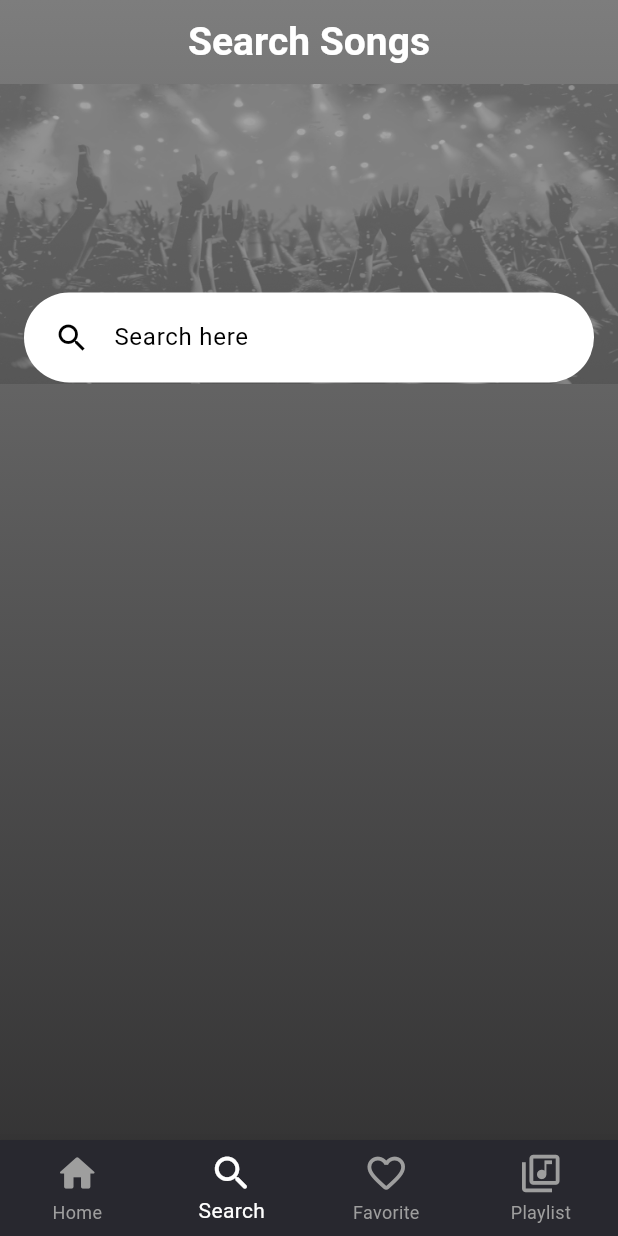
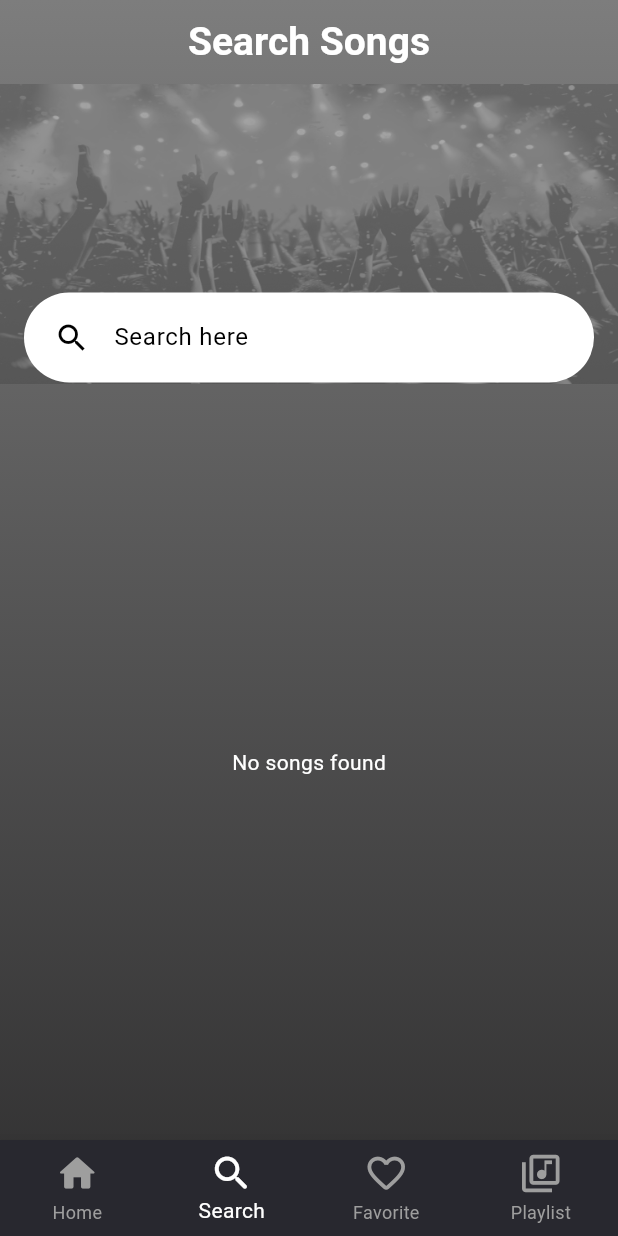
Before and after one commit to Meghanathan-P-H/-Melodia-Audio-Player, a Flutter app: the screen it shows after launch, item 2 of the bottom bar chosen, on a phone screen of 412 x 824 dp. Run offline on Flutter 3.47's test engine with Material 3 defaults, Android fonts, the phone set to English and light mode, and no system bars; our stand-ins replace hive, hive_flutter, on_audio_query, permission_handler; accounts and stored records are empty.

Commit message:
searchscreen first stage set

```diff
--- a/lib/Screens/search_screen.dart
+++ b/lib/Screens/search_screen.dart
@@ -1,8 +1,62 @@
 import 'package:flutter/material.dart';
+import 'package:melodia_audioplayer/db_function/database_functions.dart';
 import 'package:melodia_audioplayer/widgets/reusing_widgets.dart';
+import 'package:melodia_audioplayer/db_model/db_model.dart';
 
-class ScreenSearch extends StatelessWidget {
+class ScreenSearch extends StatefulWidget {
   const ScreenSearch({super.key});
+
+  @override
+  State<ScreenSearch> createState() => _ScreenSearchState();
+}
+
+class _ScreenSearchState extends State<ScreenSearch> {
+  List<SongMusic> allMusics = [];
+  List<SongMusic> displayedMusics = [];
+  TextEditingController searchController = TextEditingController();
+
+  @override
+  void initState() {
+    super.initState();
+    fetchSongs();
+  }
+
+  Future<void> fetchSongs() async {
+    final songs = await getAllSongsFromDatabase();
+    print("Fetched songs: ${songs.length}");
+    setState(() {
+      allMusics = songs;
+      displayedMusics = songs;
+    });
+  }
+
+  void _searchSongs() {
+    final searchText = searchController.text.toLowerCase();
+
+    if (searchText.isEmpty) {
+      setState(() {
+        displayedMusics = List.from(allMusics);
+      });
+    } else {
+      List<SongMusic> matchedSongs = [];
+      List<SongMusic> unmatchedSongs = [];
+
+      for (var song in allMusics) {
+        if (song.name.toLowerCase().contains(searchText) ||
+            song.artist.toLowerCase().contains(searchText)) {
+          matchedSongs.add(song);
+        } else {
+          unmatchedSongs.add(song);
+        }
+      }
+
+      setState(() {
+        displayedMusics = [...matchedSongs, ...unmatchedSongs];
+      });
+    }
+
+    print("Filtered songs: ${displayedMusics.length}");
+  }
 
   @override
   Widget build(BuildContext context) {
@@ -11,16 +65,13 @@ class ScreenSearch extends StatelessWidget {
       child: Scaffold(
         backgroundColor: Colors.transparent,
         body: Column(
-          children: [
-            _buildAppbar(),
-            _buildSearchContent()
-          ],
+          children: [_buildAppbar(), _buildSearchContent(), _buildSongList()],
         ),
       ),
     );
   }
 
-//Build the Search Screen Appbar
+  // Build the Search Screen Appbar
   AppBar _buildAppbar() {
     return AppBar(
       backgroundColor: Colors.transparent,
@@ -29,21 +80,19 @@ class ScreenSearch extends StatelessWidget {
       title: const Text(
         'Search Songs',
         style: TextStyle(
-                    color: Colors.white,
-                    fontSize: 26,
-                    fontWeight: FontWeight.bold),
+            color: Colors.white, fontSize: 26, fontWeight: FontWeight.bold),
       ),
     );
   }
 
-//Stacked Background Image and Search Content
+  // Stacked Background Image and Search Content
   Widget _buildSearchContent() {
     return Stack(
       children: [_buildBackgraoundImage(), _buildSearchBar()],
     );
   }
 
-//Set the background image
+  // Set the background image
   Container _buildBackgraoundImage() {
     return Container(
       height: 200,
@@ -55,7 +104,7 @@ class ScreenSearch extends StatelessWidget {
     );
   }
 
-//Build the Search Bar
+  // Build the Search Bar
   Positioned _buildSearchBar() {
     return Positioned(
       left: 16,
@@ -66,8 +115,12 @@ class ScreenSearch extends StatelessWidget {
         padding: const EdgeInsets.symmetric(horizontal: 8.0, vertical: 8.0),
         decoration: BoxDecoration(
             color: Colors.white, borderRadius: BorderRadius.circular(30)),
-        child: const TextField(
-          decoration: InputDecoration(
+        child: TextField(
+          controller: searchController,
+          onChanged: (value) {
+            _searchSongs();
+          },
+          decoration: const InputDecoration(
               hintText: 'Search here',
               hintStyle: TextStyle(color: Colors.black),
               prefixIcon: Icon(
@@ -79,4 +132,52 @@ class ScreenSearch extends StatelessWidget {
       ),
     );
   }
+
+  // Listing all songs in this widget
+  Widget _buildSongList() {
+    return Expanded(
+      child: displayedMusics.isEmpty
+          ?const Center(
+              child:
+                  Text('No songs found', style: TextStyle(color: Colors.white)))
+          : ListView.builder(
+              padding: EdgeInsets.zero,
+              itemCount: displayedMusics.length,
+              itemBuilder: (context, index) {
+                final song = displayedMusics[index];
+                return ListTile(
+                  contentPadding: const EdgeInsets.symmetric(
+                      horizontal: 16.0, vertical: 8.0),
+                  leading: ClipRRect(
+                    borderRadius: BorderRadius.circular(8.0),
+                    child: Image.asset(
+                      'asset/images/musicimage.png',
+                      width: 50,
+                      height: 50,
+                      fit: BoxFit.cover,
+                    ),
+                  ),
+                  title: Text(
+                    song.name,
+                    style: const TextStyle(
+                        color: Colors.white, fontWeight: FontWeight.bold),overflow: TextOverflow.ellipsis,
+                  ),
+                  subtitle: Text(
+                    song.artist,
+                    style: const TextStyle(color: Colors.white70),overflow: TextOverflow.ellipsis,
+                  ),
+                  trailing: IconButton(
+                    icon: const Icon(Icons.more_vert, color: Colors.white),
+                    onPressed: () {
+                      // Handle more button press
+                    },
+                  ),
+                  onTap: () {
+                    // Handle song tap
+                  },
+                );
+              },
+            ),
+    );
   }
+}
```
Lines whose indentation alone changed are shown as unchanged.
